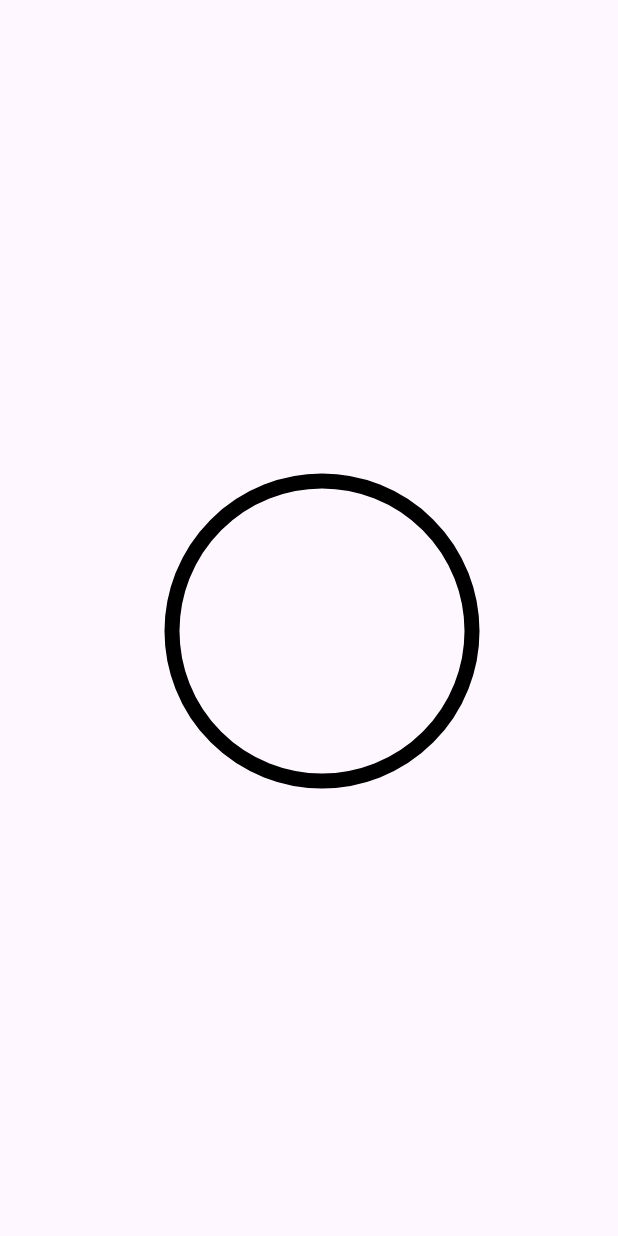
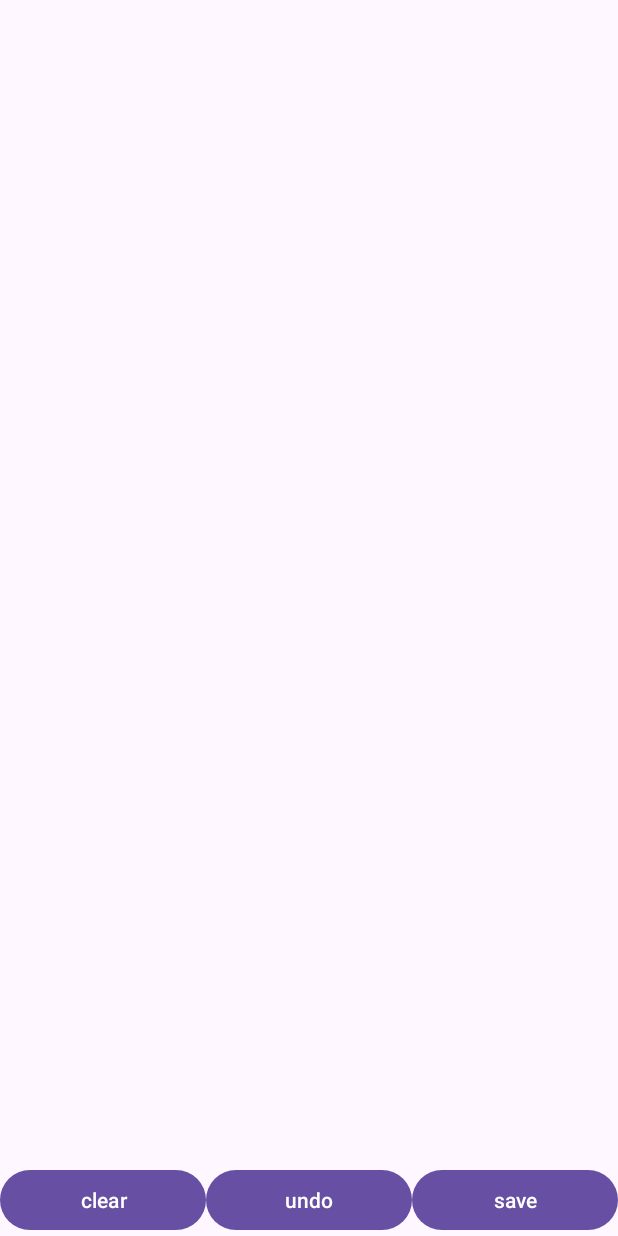
Before and after one commit to Ilya193/practice, an Android app: the layout activity_main.xml on its own in the app's theme, with its tools: preview values and no code run, on a phone screen of 412 x 824 dp. Run offline under Robolectric (Android 15) with nearby library versions, the phone set to English and light mode, and no system bars.

Commit message:
drawing view

```diff
--- /dev/null
+++ b/app/src/main/java/com/example/studying/DrawingView.kt
@@ -0,0 +1,92 @@
+package com.example.studying
+
+import android.content.Context
+import android.graphics.Bitmap
+import android.graphics.Canvas
+import android.graphics.Color
+import android.graphics.Paint
+import android.graphics.Path
+import android.util.AttributeSet
+import android.view.MotionEvent
+import android.view.View
+import java.io.File
+import java.io.FileOutputStream
+import java.util.UUID
+
+class DrawingView @JvmOverloads constructor(
+    context: Context,
+    attrs: AttributeSet? = null,
+    defStyleAttr: Int = 0
+) : View(context, attrs, defStyleAttr) {
+
+    private var path = Path()
+
+    private var bitmap: Bitmap? = null
+    private var canvas: Canvas? = null
+
+    private var paint = Paint().apply {
+        color = Color.GREEN
+        isAntiAlias = true
+        isDither = true
+        style = Paint.Style.STROKE
+        strokeWidth = 12f
+    }
+
+    private var paths = mutableListOf<Path>()
+
+    override fun onDraw(canvas: Canvas) {
+        super.onDraw(canvas)
+        for (p in paths) {
+            canvas.drawPath(p, paint)
+        }
+        canvas.drawPath(path, paint)
+    }
+
+    override fun onTouchEvent(event: MotionEvent): Boolean {
+        val x = event.x
+        val y = event.y
+
+        when (event.action) {
+            MotionEvent.ACTION_DOWN -> {
+                path.reset()
+                path.moveTo(x, y)
+                return true
+            }
+            MotionEvent.ACTION_MOVE -> {
+                path.lineTo(x, y)
+            }
+            MotionEvent.ACTION_UP -> {
+                paths.add(Path(path))
+                path.reset()
+            }
+        }
+
+        invalidate()
+        return true
+    }
+
+    fun save() {
+        bitmap = Bitmap.createBitmap(width, height, Bitmap.Config.ARGB_8888)
+        canvas = Canvas(bitmap!!)
+        draw(canvas)
+        val file = File(context.cacheDir, "${UUID.randomUUID()}.png")
+        val stream = FileOutputStream(file)
+        bitmap?.compress(Bitmap.CompressFormat.PNG, 100, stream)
+        stream.close()
+    }
+
+    fun clear() {
+        if (paths.isNotEmpty()) {
+            path.reset()
+            paths.clear()
+            invalidate()
+        }
+    }
+
+    fun undo() {
+        if (paths.isNotEmpty()) {
+            paths.removeLast()
+            invalidate()
+        }
+    }
+}
--- a/app/src/main/res/layout/activity_main.xml
+++ b/app/src/main/res/layout/activity_main.xml
@@ -6,13 +6,49 @@
     android:layout_height="match_parent"
     tools:context=".MainActivity">
 
-    <com.example.studying.CustomView
+    <com.example.studying.DrawingView
         android:id="@+id/customView"
-        android:layout_width="250dp"
-        android:layout_height="250dp"
-        app:layout_constraintBottom_toBottomOf="parent"
+        android:layout_width="match_parent"
+        android:layout_height="match_parent"
+        app:layout_constraintBottom_toTopOf="@id/clear"
         app:layout_constraintEnd_toEndOf="parent"
         app:layout_constraintStart_toStartOf="parent"
         app:layout_constraintTop_toTopOf="parent" />
 
+    <LinearLayout
+        android:layout_width="match_parent"
+        android:layout_height="wrap_content"
+        android:orientation="horizontal"
+        app:layout_constraintBottom_toBottomOf="parent">
+
+        <Button
+            android:id="@+id/clear"
+            android:layout_width="0dp"
+            android:layout_height="wrap_content"
+            android:layout_weight="1"
+            android:text="clear"
+            app:layout_constraintBottom_toBottomOf="parent"
+            app:layout_constraintStart_toStartOf="parent" />
+
+        <Button
+            android:id="@+id/undo"
+            android:layout_width="0dp"
+            android:layout_height="wrap_content"
+            android:layout_weight="1"
+            android:text="undo"
+            app:layout_constraintBottom_toBottomOf="parent"
+            app:layout_constraintEnd_toStartOf="@id/save"
+            app:layout_constraintStart_toEndOf="@id/clear" />
+
+        <Button
+            android:id="@+id/save"
+            android:layout_width="0dp"
+            android:layout_height="wrap_content"
+            android:layout_weight="1"
+            android:text="save"
+            app:layout_constraintBottom_toBottomOf="parent"
+            app:layout_constraintEnd_toEndOf="parent" />
+
+    </LinearLayout>
+
 </androidx.constraintlayout.widget.ConstraintLayout>
```
Also changed, not shown: app/src/main/java/com/example/studying/MainActivity.kt (+13 -3 lines).
